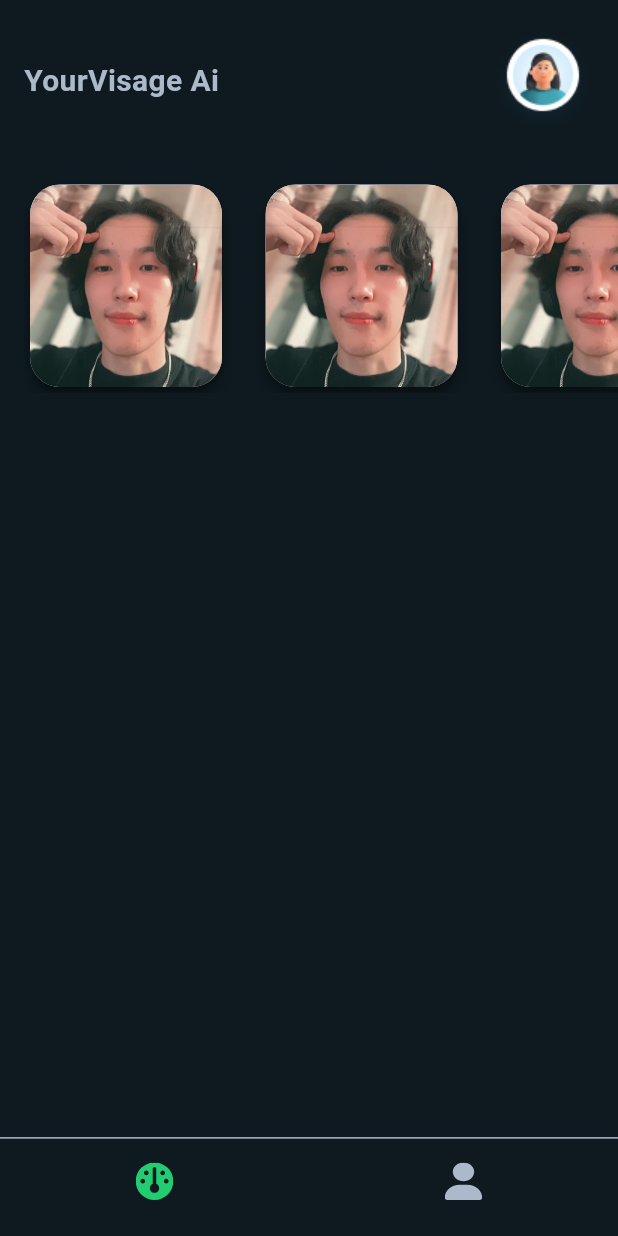
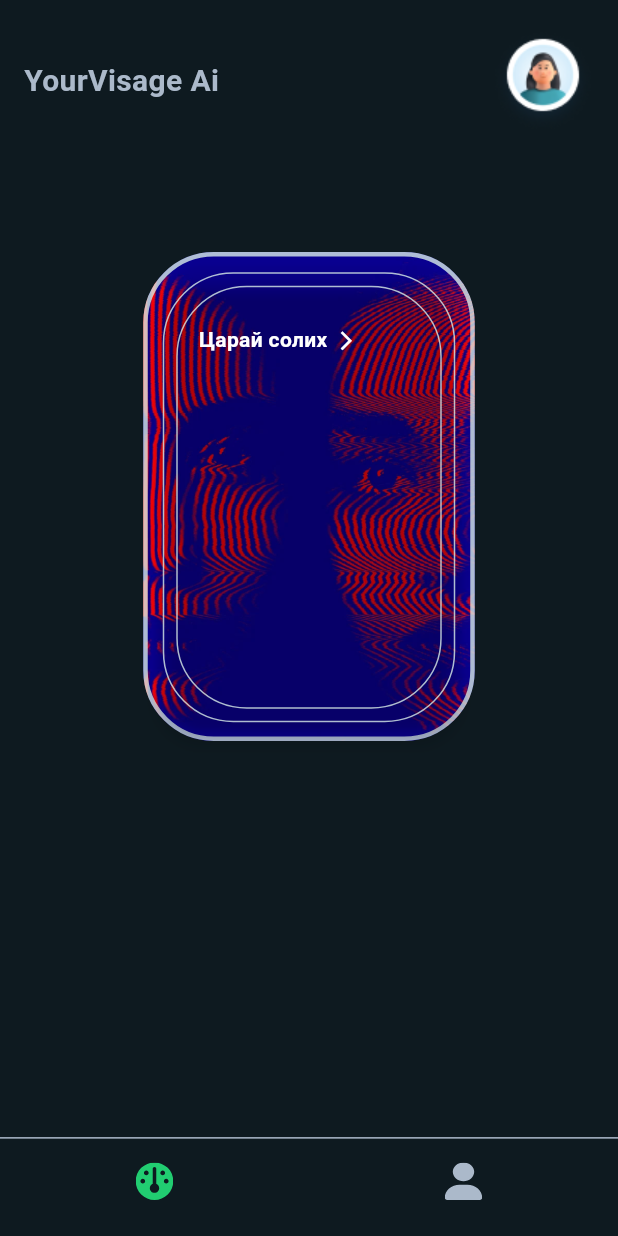
Before and after one commit to YourVisage/YourVisage, a Flutter app: the HomePage screen opened by its route, on a phone screen of 412 x 824 dp. Run offline on Flutter 3.47's test engine with Material 3 defaults, Android fonts, the phone set to English and light mode, and no system bars; drawn by our look-alikes of zoom_tap_animation; our stand-ins replace animated_splash_screen, flutter_svg, image_picker, page_transition; missing offline and left inert: swipeable_page_route; Roboto replaces fonts that are missing (FireSans); project files that could hold a hidden picture were left out.

Commit message:
targetPage GeneratedPage HomePage Big Button CustomCard

```diff
--- a/client/lib/component/card.dart
+++ b/client/lib/component/card.dart
@@ -1,36 +1,83 @@
+import 'package:client/component/text.dart';
+import 'package:client/static/colors.dart';
 import 'package:flutter/material.dart';
 
 class CustomCard extends StatelessWidget {
-  final String image;
+  final String? text;
+  final void Function()? onTap;
 
-  const CustomCard({super.key, required this.image});
+  const CustomCard({super.key, this.text, this.onTap});
 
   @override
   Widget build(BuildContext context) {
     return Card(
         elevation: 5,
         shape: RoundedRectangleBorder(
-        borderRadius: BorderRadius.circular(20),
+          borderRadius: BorderRadius.circular(30),
         ),
+        color: Colors.transparent,
         child: Container(
-        width: 128,
-        height: 143,
+          width: 201,
+          height: 306,
           decoration: BoxDecoration(
-          borderRadius: BorderRadius.circular(20),
-          boxShadow: const [
-            BoxShadow(
-              color: Color(0x3F000000),
-              blurRadius: 4,
-              offset: Offset(0, 4),
-              spreadRadius: 0,
+            borderRadius: BorderRadius.circular(30),
           ),
-          ],
-          image: DecorationImage(
-            image: AssetImage(image),
-            fit: BoxFit.fill,
+          child: Padding(
+            padding: const EdgeInsets.all(3.0),
+            child: Container(
+              width: 201,
+              height: 292,
+              decoration: ShapeDecoration(
+                shape: RoundedRectangleBorder(
+                  side: BorderSide(width: 1, color: Color(0xCCD8ECE8)),
+                  borderRadius: BorderRadius.circular(47),
+                ),
+              ),
+              child: Padding(
+                padding: const EdgeInsets.all(8.0),
+                child: Container(
+                    width: 201,
+                    height: 292,
+                    decoration: ShapeDecoration(
+                      shape: RoundedRectangleBorder(
+                        side: BorderSide(width: 1, color: Color(0xCCD8ECE8)),
+                        borderRadius: BorderRadius.circular(47),
+                      ),
+                    ),
+                    child: text != null
+                        ? Padding(
+                            padding: EdgeInsets.only(top: 25, left: 14),
+                            child: Container(
+                              alignment: Alignment.topLeft,
+                              child: Row(mainAxisAlignment: MainAxisAlignment.start, crossAxisAlignment: CrossAxisAlignment.center, children: [
+                                CustomText(
+                                  text,
+                                  alignment: Alignment.topLeft,
+                                  color: ConstantColors.white,
+                                  fontWeight: FontWeight.w700,
+                                  fontSize: 14,
+                                ),
+                                SizedBox(
+                                  width: 5,
+                                ),
+                                Padding(
+                                  padding: const EdgeInsets.only(top: 3),
+                                  child: Container(
+                                    alignment: Alignment.topLeft,
+                                    child: Icon(
+                                      Icons.arrow_forward_ios,
+                                      color: ConstantColors.white,
+                                      size: 15,
+                                    ),
+                                  ),
+                                )
+                              ]),
+                            ),
+                          )
+                        : Container()),
               ),
             ),
           ),
-    );
+        ));
   }
 }
--- a/client/lib/component/custom_scaffold.dart
+++ b/client/lib/component/custom_scaffold.dart
@@ -1,3 +1,4 @@
+import 'package:client/static/assets.dart';
 import 'package:client/static/colors.dart';
 import 'package:flutter/material.dart';
 
@@ -7,6 +8,8 @@ class CustomScaffold extends StatelessWidget {
   final EdgeInsets? padding;
   final Color? backgroundColor;
   final Widget? bottomNavigationBar;
+  final String? imageBackground;
+
   const CustomScaffold({
     Key? key,
     required this.body,
@@ -14,6 +17,7 @@ class CustomScaffold extends StatelessWidget {
     this.appBar,
     this.backgroundColor,
     this.bottomNavigationBar,
+    this.imageBackground,
   }) : super(key: key);
 
   @override
@@ -21,13 +25,20 @@ class CustomScaffold extends StatelessWidget {
     return Material(
       child: Scaffold(
         backgroundColor: backgroundColor ?? ConstantColors.black,
-        appBar: appBar ??
-            emptyAppBar(
-              context: context,
-            ),
+        appBar: appBar ?? emptyAppBar(context: context),
         body: Container(
-          padding:
-              padding ?? const EdgeInsets.only(left: 16, right: 16, bottom: 30),
+          decoration: imageBackground != null
+              ? BoxDecoration(
+                  color: ConstantColors.lightBlue.withOpacity(0.2),
+                  image: DecorationImage(
+                      image: AssetImage(
+                        imageBackground!,
+                      ),
+                      fit: BoxFit.fitHeight,
+                      opacity: 0.7),
+                )
+              : null,
+          padding: padding ?? const EdgeInsets.only(left: 16, right: 16, bottom: 30),
           child: body,
         ),
         bottomNavigationBar: bottomNavigationBar,
@@ -43,7 +54,7 @@ PreferredSize emptyAppBar({
   double elevation = 0.0,
 }) {
   return PreferredSize(
-    preferredSize: const Size.fromHeight(0.0), // here the desired height
+    preferredSize: Size.fromHeight(0.0),
     child: AppBar(
       backgroundColor: ConstantColors.black,
       leading: Container(),
--- a/client/lib/pages/main/home/home_page.dart
+++ b/client/lib/pages/main/home/home_page.dart
@@ -2,9 +2,13 @@ import 'package:client/component/bottom_navigation.dart';
 import 'package:client/component/card.dart';
 import 'package:client/component/custom_scaffold.dart';
 import 'package:client/component/text.dart';
+import 'package:client/router/router_path.dart';
+import 'package:client/static/app_text.dart';
 import 'package:client/static/assets.dart';
 import 'package:client/static/colors.dart';
+import 'package:client/static/constant.dart';
 import 'package:flutter/material.dart';
+import 'package:flutter_svg/svg.dart';
 
 class HomePage extends StatefulWidget {
   const HomePage({Key? key}) : super(key: key);
@@ -14,13 +18,7 @@ class HomePage extends StatefulWidget {
 }
 
 class _HomePageState extends State<HomePage> {
-  final List<String> images = [
-    Assets.exampleImage,
-    Assets.exampleImage,
-    Assets.exampleImage,
-    Assets.exampleImage,
-    Assets.exampleImage,
-  ];
+  String initialImage = Assets.exampleImage;
   @override
   Widget build(BuildContext context) {
     return CustomScaffold(
@@ -49,22 +47,36 @@ class _HomePageState extends State<HomePage> {
               ),
             ),
             const SizedBox(
-              height: 31,
+              height: 80,
             ),
-            Container(
-                height: 143,
-                padding: const EdgeInsets.only(left: 16),
-                alignment: Alignment.topLeft,
-                child: ListView.builder(
-                    scrollDirection: Axis.horizontal,
-                    itemCount: images.length,
-                    itemBuilder: (context, index) {
-                      return Container(
-                        padding: const EdgeInsets.only(right: 21),
-                        alignment: Alignment.topLeft,
-                        child: CustomCard(image: images[index]),
-                      );
-                    }))
+            GestureDetector(
+              onTap: () {
+                Navkey.navkey.currentState?.pushNamed(RouterPath.pickImage, arguments: {'initialImage': initialImage});
+              },
+              child: Container(
+                padding: const EdgeInsets.all(2),
+                alignment: Alignment(0, 0.5),
+                width: 221,
+                height: 326,
+                decoration: BoxDecoration(
+                  border: Border.all(
+                    color: Color(0xCCD8ECE8),
+                    width: 3,
+                  ),
+                  borderRadius: BorderRadius.all(Radius.circular(47)),
+                  image: DecorationImage(
+                    image: AssetImage(Assets.homeButtonImage),
+                    fit: BoxFit.fill,
+                  ),
+                ),
+                child: CustomCard(
+                  text: AppText.faceSwap,
+                  onTap: () {
+                    print('object');
+                  },
+                ),
+              ),
+            ),
           ],
         ));
   }
--- a/client/lib/router/router.dart
+++ b/client/lib/router/router.dart
@@ -3,6 +3,8 @@ import 'package:client/component/text.dart';
 import 'package:client/pages/auth/login/login_page.dart';
 import 'package:client/pages/auth/selfie/camera_page.dart';
 import 'package:client/pages/main/home/home_page.dart';
+import 'package:client/pages/main/home/pickImage/generatedImage_page.dart';
+import 'package:client/pages/main/home/pickImage/pick_image_page.dart';
 import 'package:client/pages/main/profile/profile_page.dart';
 import 'package:client/router/router_path.dart';
 import 'package:client/static/app_text.dart';
@@ -15,8 +17,8 @@ import 'package:swipeable_page_route/swipeable_page_route.dart';
 
 class AppRouter {
   static Route<dynamic> generatedRoute(settings) {
-    // Map<dynamic, dynamic>? args;
-    // if (settings.arguments != null) args = settings.arguments;
+    Map<dynamic, dynamic>? args;
+    if (settings.arguments != null) args = settings.arguments;
     switch (settings.name) {
       case RouterPath.login:
         return SwipeablePageRoute(
@@ -31,17 +33,32 @@ class AppRouter {
           builder: (_) => const CameraPage(),
         );
       case RouterPath.profile:
-        return PageTransition(
-            child: const ProfilePage(),
-            type: PageTransitionType.fade,
-            duration: const Duration(milliseconds: 300),
-            reverseDuration: const Duration(milliseconds: 300));
+        return PageTransition(child: const ProfilePage(), type: PageTransitionType.fade, duration: const Duration(milliseconds: 300), reverseDuration: const Duration(milliseconds: 300));
       case RouterPath.homeMain:
         return PageTransition(
           child: const HomePage(),
           type: PageTransitionType.fade,
           duration: const Duration(milliseconds: 500),
           reverseDuration: const Duration(milliseconds: 500),
+        );
+      case RouterPath.pickImage:
+        return PageTransition(
+          child: PickImagePage(
+            initialImage: _getValueByKey(args, 'initialImage'),
+          ),
+          type: PageTransitionType.fade,
+          duration: const Duration(milliseconds: 300),
+          reverseDuration: const Duration(milliseconds: 300),
+        );
+      case RouterPath.generatedImage:
+        return PageTransition(
+          child: GeneratedImagePage(
+            initialImage: _getValueByKey(args, 'initialImage'),
+            targetImage: _getValueByKey(args, 'targetImage'),
+          ),
+          type: PageTransitionType.fade,
+          duration: const Duration(milliseconds: 300),
+          reverseDuration: const Duration(milliseconds: 300),
         );
       default:
         return SwipeablePageRoute(
@@ -77,11 +94,11 @@ class AppRouter {
   }
 }
 
-// _getValueByKey(Map<dynamic, dynamic>? args, String key) {
-//   try {
-//     return args != null ? args[key] : null;
-//   } catch (e) {
-//     print(e);
-//   }
-//   return null;
-// }
+_getValueByKey(Map<dynamic, dynamic>? args, String key) {
+  try {
+    return args != null ? args[key] : null;
+  } catch (e) {
+    print(e);
+  }
+  return null;
+}
--- a/client/lib/router/router_path.dart
+++ b/client/lib/router/router_path.dart
@@ -5,4 +5,6 @@ class RouterPath {
   static const String camera = '/camera';
   static const String profile = '/profile';
   static const String homeMain = '/homeMain';
+  static const String pickImage = '/prickImage';
+  static const String generatedImage = '/generatedImage';
 }
--- a/client/lib/static/app_text.dart
+++ b/client/lib/static/app_text.dart
@@ -1,4 +1,6 @@
 class AppText {
   static const String faceSwappingSoftware = 'Нүүр царай солих программ';
   static const String emailHint = 'нэр@жишээ.com';
+  static const String faceSwap = 'Царай солих';
+  static const String save = 'Хадгалах';
 }
--- a/client/lib/static/assets.dart
+++ b/client/lib/static/assets.dart
@@ -1,12 +1,14 @@
 class Assets {
   //images
   static const String logo = 'assets/images/logo.svg';
-  static const String google = 'assets/images/google.svg';
-  static const String googlePng = 'assets/images/Google.png';
   static const String profile = 'assets/images/profile.svg';
   static const String profile1 = 'assets/images/profile.png';
   static const String exampleImage = 'assets/images/me.jpg';
+  static const String homeButtonImage = 'assets/images/facetoFace.png';
+  static const String pickImagePic = 'assets/images/pickImagePic.jpeg';
   //Icons
   static const String dashboard = 'assets/icons/dashboard.svg';
   static const String person = 'assets/icons/person.svg';
+  static const String google = 'assets/images/google.svg';
+  static const String googlePng = 'assets/images/Google.png';
 }
--- a/client/lib/static/colors.dart
+++ b/client/lib/static/colors.dart
@@ -6,4 +6,5 @@ class ConstantColors {
   static const grey = Color(0xFFABB9CA);
   static const white = Color(0xFFFFFFFF);
   static const error = Color(0xFFDB3030);
+  static const lightBlue = Color(0xFF3F7F9B);
 }
--- a/client/pubspec.yaml
+++ b/client/pubspec.yaml
@@ -42,6 +42,8 @@ dependencies:
   camera: ^0.10.5+9
   path_provider: ^2.0.8
   zoom_tap_animation: ^1.1.0
+  image_picker: ^1.0.7
+
 
 dev_dependencies:
   flutter_test:
```
Also changed, not shown: client/lib/pages/main/home/pickImage/generatedImage_page.dart (added, +68 -0 lines), client/lib/pages/main/home/pickImage/pick_image_page.dart (added, +98 -0 lines), client/assets/images/facetoFace.png (added), client/assets/images/mainButtonImage.svg (added), client/assets/images/pickImagePic.jpeg (added), client/pubspec.lock, 8 other files. Lines whose indentation alone changed are shown as unchanged.
